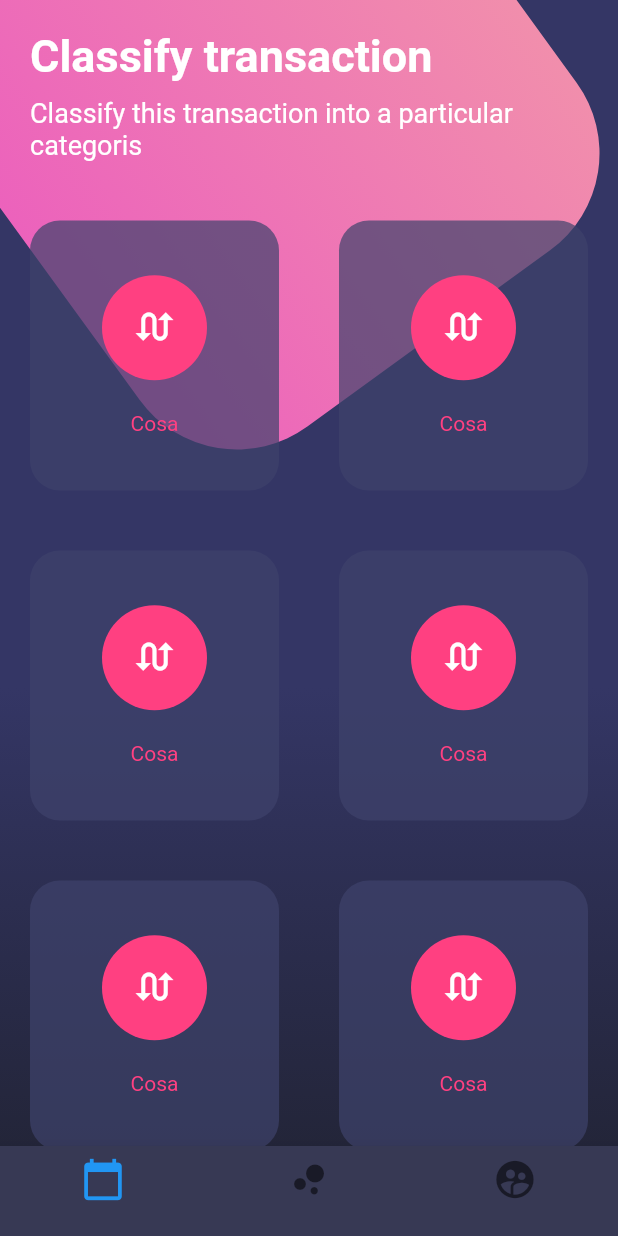
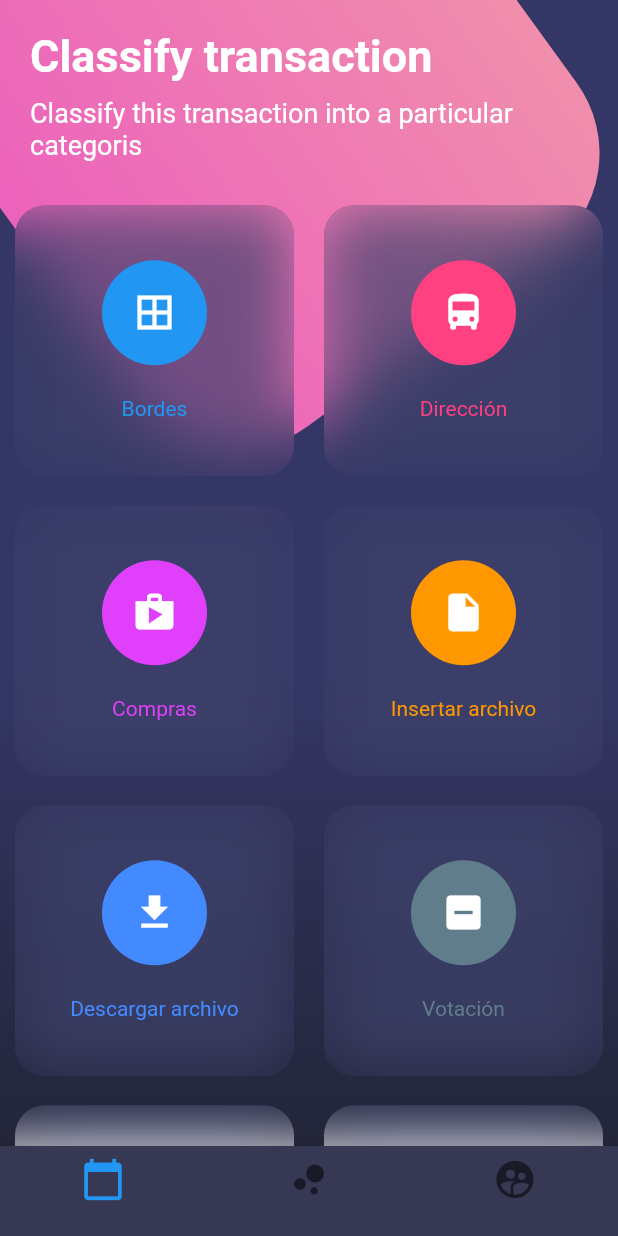
Before and after one commit to muckystack/flutter_disenos_FH, a Flutter app: the screen it shows after launch, on a phone screen of 412 x 824 dp. Run offline on Flutter 3.47's test engine with Material 2 defaults, Android fonts, the phone set to English and light mode, and no system bars.

Commit message:
Agrego el efecto de blur a las cajas, tambie agrego el icono correspondiente y su texto

```diff
--- a/lib/src/pages/botones_page.dart
+++ b/lib/src/pages/botones_page.dart
@@ -128,26 +128,26 @@ class BotonesPage extends StatelessWidget {
       children: [
         TableRow(
           children: [
-            _crearBotonRedondeado(),
-            _crearBotonRedondeado()
+            _crearBotonRedondeado(Colors.blue, Icons.border_all, 'Bordes'),
+            _crearBotonRedondeado(Colors.pinkAccent, Icons.directions_bus, 'Dirección')
           ]
         ),
         TableRow(
           children: [
-            _crearBotonRedondeado(),
-            _crearBotonRedondeado()
+            _crearBotonRedondeado(Colors.purpleAccent, Icons.shop, 'Compras'),
+            _crearBotonRedondeado(Colors.orange, Icons.insert_drive_file, 'Insertar archivo')
           ]
         ),
         TableRow(
           children: [
-            _crearBotonRedondeado(),
-            _crearBotonRedondeado()
+            _crearBotonRedondeado(Colors.blueAccent, Icons.file_download, 'Descargar archivo'),
+            _crearBotonRedondeado(Colors.blueGrey, Icons.indeterminate_check_box, 'Votación')
           ]
         ),
         TableRow(
           children: [
-            _crearBotonRedondeado(),
-            _crearBotonRedondeado()
+            _crearBotonRedondeado(Colors.redAccent, Icons.collections, 'Colecciones'),
+            _crearBotonRedondeado(Colors.teal, Icons.help_outline, 'Ayuda')
           ]
         ),
       ],
@@ -155,30 +155,36 @@ class BotonesPage extends StatelessWidget {
 
   }
 
-  Widget _crearBotonRedondeado() {
+  Widget _crearBotonRedondeado(Color color, IconData icono, String texto) {
 
     return Container(
       height: 180.0,
-      margin: EdgeInsets.all(20.0),
+      margin: EdgeInsets.all(10.0),
       decoration: BoxDecoration(
         color: Color.fromRGBO(62, 66, 107, 0.7),
         borderRadius: BorderRadius.circular(20.0)
       ),
+      child: ClipRRect(
+        borderRadius: BorderRadius.circular(20.0),
+        child: BackdropFilter(
+          filter: prefix0.ImageFilter.blur(sigmaX: 20, sigmaY: 20),
           child: Column(
             mainAxisAlignment: MainAxisAlignment.spaceAround,
             children: <Widget>[
               SizedBox(height: 5.0),
               CircleAvatar(
-            backgroundColor: Colors.pinkAccent,
+                backgroundColor: color,
                 radius: 35.0,
-            child: Icon(Icons.swap_calls, color: Colors.white, size: 30.0),
+                child: Icon(icono, color: Colors.white, size: 30.0),
               ),
               Text(
-            'Cosa',
-            style: TextStyle(color: Colors.pinkAccent),
+                texto,
+                style: TextStyle(color: color),
               ),
               SizedBox(height: 5.0),
             ],
+          ),
+        ),
       ),
     );
 
```
Lines whose indentation alone changed are shown as unchanged.
